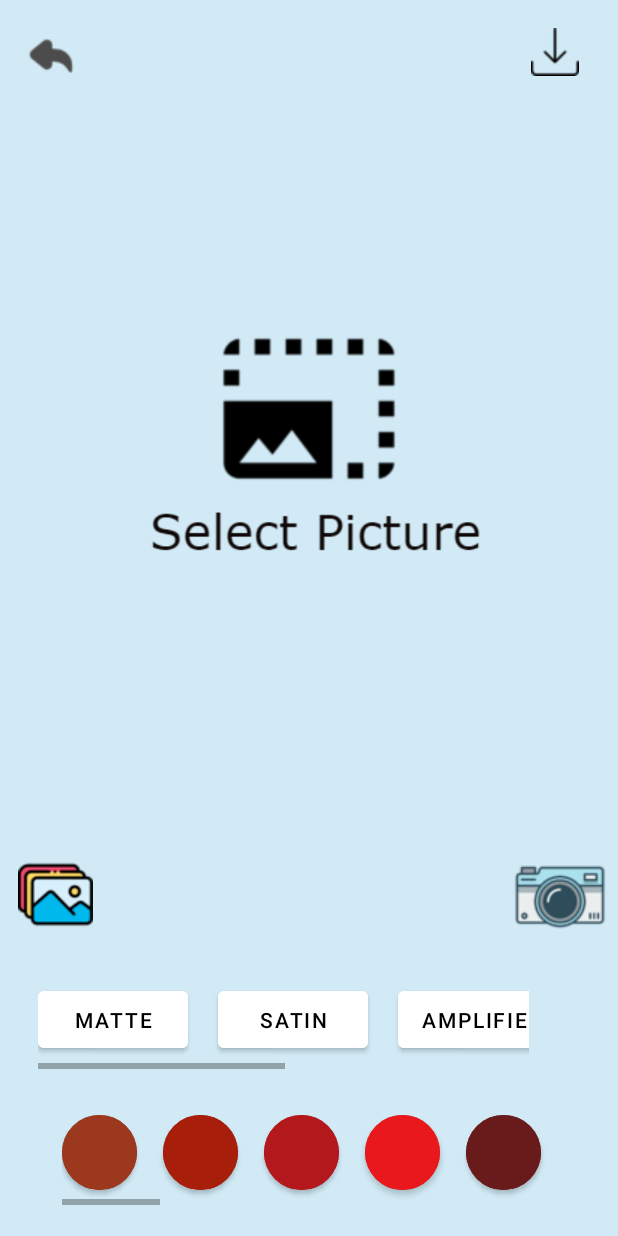
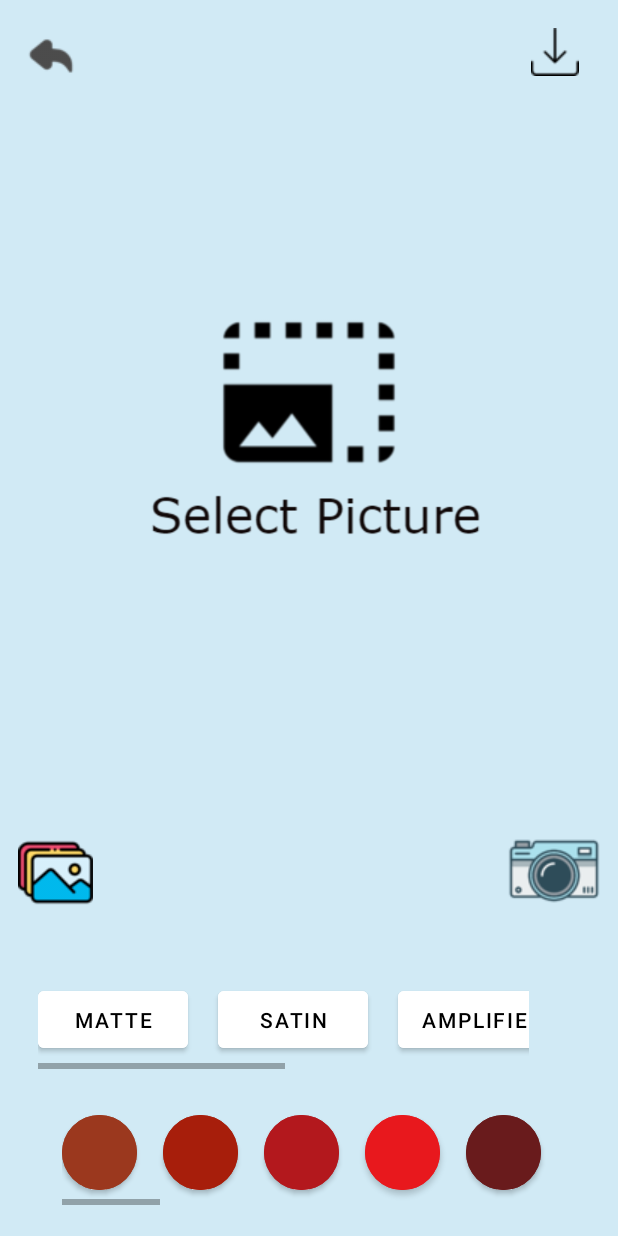
Before and after one commit to imtfam/Lips_masterV3, an Android app: the Process screen opened directly, with no data from a screen before it, on a phone screen of 412 x 824 dp. Run offline under Robolectric (Android 15) with nearby library versions, the phone set to English and light mode, and no system bars; libraries missing offline, so code that uses them is left out: com.chaquo.python, com.otaliastudios.cameraview; 4 statements that could not run were skipped.

Commit message:
Update 4/9/2564 16.11

```diff
--- a/app/src/main/AndroidManifest.xml
+++ b/app/src/main/AndroidManifest.xml
@@ -3,6 +3,7 @@
     package="com.example.convertrgbtogray">
     <uses-permission android:name="android.permission.WRITE_EXTERNAL_STORAGE"/>
     <uses-permission android:name="android.permission.READ_EXTERNAL_STORAGE"/>
+
 
     <application
         android:allowBackup="true"
@@ -25,6 +26,7 @@
             android:parentActivityName=".Process"
             ></activity>
         <activity android:name=".Process"/>
+        <activity android:name=".CameraActivity"/>
           </application>
 
 </manifest>
--- a/app/src/main/java/com/example/convertrgbtogray/Process.java
+++ b/app/src/main/java/com/example/convertrgbtogray/Process.java
@@ -54,7 +54,8 @@ public class Process extends AppCompatActivity {
     Bitmap bitmap;
     ImageButton btnBack;
     Dialog noDialog;
-    String imageString="";
+    String imageString="",colorText = "";
+
     private static final int BUFFER_SIZE = 1024 * 8;
     private String TAG = MainActivity.class.getSimpleName();
 
@@ -93,6 +94,7 @@ public class Process extends AppCompatActivity {
                     @Override
                     public void onBitmapReady(@Nullable Bitmap bitmap) {
                         iv.setImageBitmap(bitmap);
+                        originalImageView.setImageDrawable(iv.getDrawable());
                     }
                 });
             } catch (UnsupportedOperationException e) {
@@ -100,6 +102,7 @@ public class Process extends AppCompatActivity {
             }
         }else {
             originalImageView.setImageDrawable(iv.getDrawable());
+
         }
               ///////////////////////////////////////////Button_color
         button_Matte = findViewById(R.id.button_Matte);
@@ -449,6 +452,7 @@ public class Process extends AppCompatActivity {
             }
         });
 
+
         ///////////////////////////Camera
 
                 ////////////////////////Save Image
@@ -536,7 +540,6 @@ public class Process extends AppCompatActivity {
             Toast.makeText(Process.this,"No save ",Toast.LENGTH_SHORT).show();
         }
     }
-
     @Override
     public void onBackPressed() {
         super.onBackPressed();
--- a/app/src/main/res/layout/activity_color.xml
+++ b/app/src/main/res/layout/activity_color.xml
@@ -96,6 +96,7 @@
                         android:layout_toStartOf="@+id/button_pure"
                         android:text="ChemmeSheen"
                         android:textColor="#000000"
+                        android:backgroundTint="#FFFFFF"
 
 
                         />
--- a/app/src/main/res/layout/activity_process.xml
+++ b/app/src/main/res/layout/activity_process.xml
@@ -50,11 +50,9 @@
         <ImageView
             android:id="@+id/imageView_show"
             android:layout_width="match_parent"
-            android:layout_height="512dp"
+            android:layout_height="490dp"
             android:layout_marginEnd="0dp"
             app:srcCompat="@drawable/selectpicture" />
-
-
 
 
         <ImageButton
@@ -63,8 +61,8 @@
             android:layout_height="70dp"
             android:layout_alignParentEnd="true"
             android:layout_alignParentBottom="true"
-            android:layout_marginEnd="2dp"
-            android:layout_marginBottom="2dp"
+            android:layout_marginEnd="6dp"
+            android:layout_marginBottom="19dp"
             android:backgroundTint="#0000FFFF"
             app:srcCompat="@drawable/officeicons_6_89731" />
 
@@ -74,7 +72,7 @@
             android:layout_height="wrap_content"
             android:layout_alignParentBottom="true"
             android:layout_marginEnd="292dp"
-            android:layout_marginBottom="3dp"
+            android:layout_marginBottom="18dp"
             android:backgroundTint="#0000FFFF"
             app:srcCompat="@drawable/gallery" />
 
```
